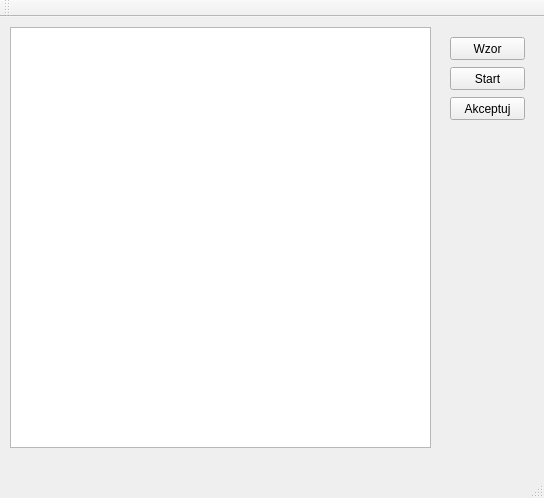
Old version of the form Mastermind/mainwindow.ui in the repository pierok/mm.
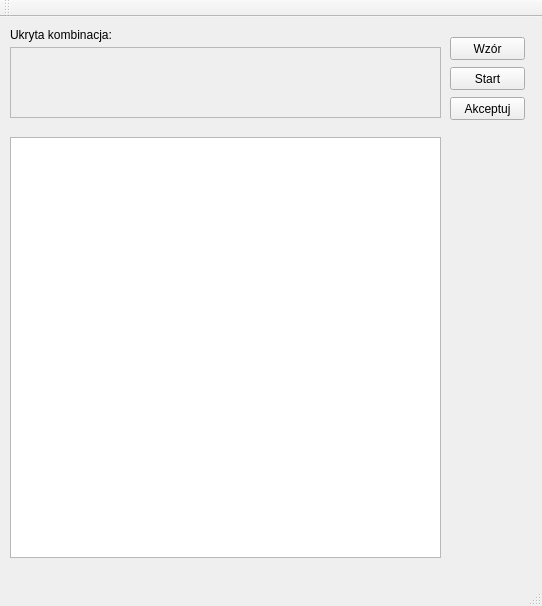
New version of the form.

Diff of the .ui file:
```diff
--- a/Mastermind/mainwindow.ui
+++ b/Mastermind/mainwindow.ui
@@ -6,8 +6,8 @@
    <rect>
     <x>0</x>
     <y>0</y>
-    <width>544</width>
-    <height>498</height>
+    <width>542</width>
+    <height>606</height>
    </rect>
   </property>
   <property name="windowTitle">
@@ -21,8 +21,8 @@
     <property name="geometry">
      <rect>
       <x>10</x>
-      <y>10</y>
-      <width>421</width>
+      <y>120</y>
+      <width>431</width>
       <height>421</height>
      </rect>
     </property>
@@ -71,7 +71,33 @@
      </rect>
     </property>
     <property name="text">
-     <string>Wzor</string>
+     <string>Wzór</string>
+    </property>
+   </widget>
+   <widget class="QGraphicsView" name="ukrytyWzor">
+    <property name="enabled">
+     <bool>false</bool>
+    </property>
+    <property name="geometry">
+     <rect>
+      <x>10</x>
+      <y>30</y>
+      <width>431</width>
+      <height>71</height>
+     </rect>
+    </property>
+   </widget>
+   <widget class="QLabel" name="label">
+    <property name="geometry">
+     <rect>
+      <x>10</x>
+      <y>10</y>
+      <width>111</width>
+      <height>16</height>
+     </rect>
+    </property>
+    <property name="text">
+     <string>Ukryta kombinacja:</string>
     </property>
    </widget>
   </widget>
```
Left out of the diff: 2 changed lines with no effect on the pictures.
